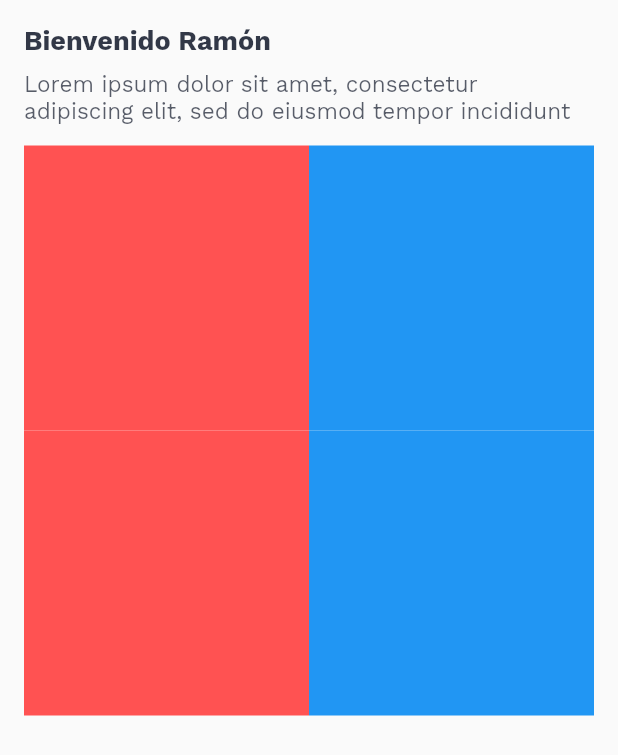
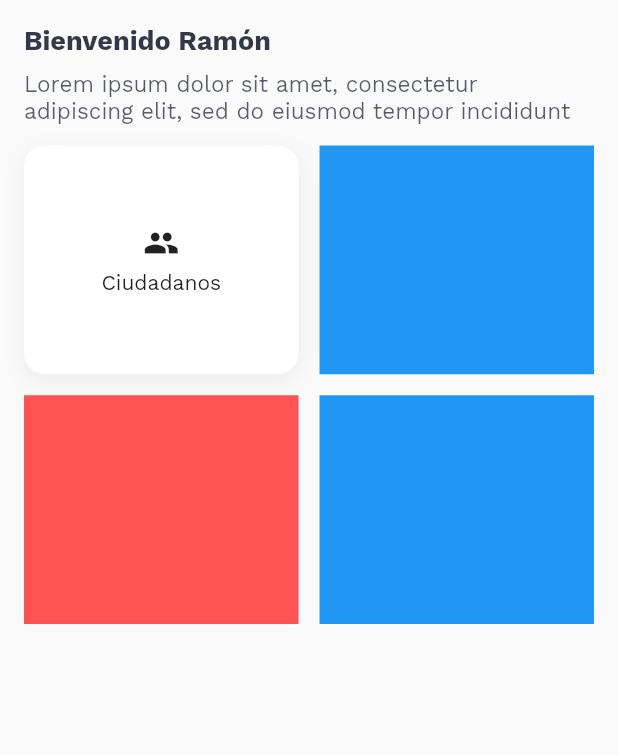
Before and after one commit to ehbarrionuevo/flutter_codigo2_alertapp, a Flutter app: the HomePage screen opened directly, on a phone screen of 412 x 824 dp. Shown: the top 755 px of the screen. Run offline on Flutter 3.47's test engine with Material 2 defaults, Android fonts, the phone set to English and light mode, and no system bars; our stand-ins replace google_fonts.

Commit message:
HomePage 1.2

```diff
--- a/lib/ui/pages/home_page.dart
+++ b/lib/ui/pages/home_page.dart
@@ -35,11 +35,41 @@ class HomePage extends StatelessWidget {
               Expanded(
                 child: GridView.count(
                   crossAxisCount: 2,
+                  childAspectRatio: 1.2,
+                  crossAxisSpacing: 14.0,
+                  mainAxisSpacing: 14.0,
                   children: [
-                    Container(color: Colors.redAccent,),
-                    Container(color: Colors.blue,),
-                    Container(color: Colors.redAccent,),
-                    Container(color: Colors.blue,),
+                    Container(
+                      decoration: BoxDecoration(
+                        color: Colors.white,
+                        borderRadius: BorderRadius.circular(14.0),
+                        boxShadow: [
+                          BoxShadow(
+                            color: Colors.black.withOpacity(0.06),
+                            // color: Colors.red,
+                            offset: const Offset(0, 4),
+                            blurRadius: 12.0
+                          ),
+                        ],
+                      ),
+                      child: Column(
+                        mainAxisAlignment: MainAxisAlignment.center,
+                        children: [
+                          Icon(Icons.people,),
+                          spacing6,
+                          Text("Ciudadanos",),
+                        ],
+                      ),
+                    ),
+                    Container(
+                      color: Colors.blue,
+                    ),
+                    Container(
+                      color: Colors.redAccent,
+                    ),
+                    Container(
+                      color: Colors.blue,
+                    ),
                   ],
                 ),
               ),
```
